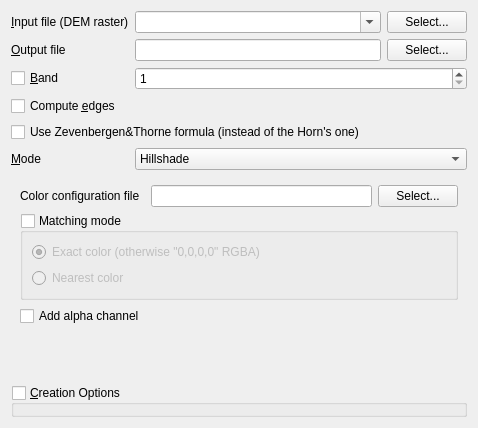
The window that qgis/python/plugins/GdalTools/tools/widgetDEM.ui (sourcepole/qgis) describes before a commit, drawn with Qt 5.
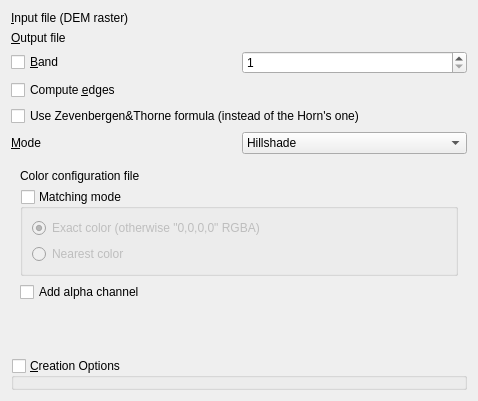
The same window after the commit. The open tabs and pages were chosen to show the change. Custom widgets are drawn as their Qt base class.

Commit message: avoid changes of the input layer when layers in canvas changed

The edit to the form file:
```diff
--- a/qgis/python/plugins/GdalTools/tools/widgetDEM.ui
+++ b/qgis/python/plugins/GdalTools/tools/widgetDEM.ui
@@ -7,7 +7,7 @@
     <x>0</x>
     <y>0</y>
     <width>478</width>
-    <height>428</height>
+    <height>401</height>
    </rect>
   </property>
   <property name="sizePolicy">
@@ -28,68 +28,20 @@
         <string>&amp;Input file (DEM raster)</string>
        </property>
        <property name="buddy">
-        <cstring>selectInputFileButton</cstring>
+        <cstring>inSelector</cstring>
        </property>
       </widget>
      </item>
-     <item row="0" column="1">
-      <layout class="QHBoxLayout" name="horizontalLayout">
-       <item>
-        <widget class="QComboBox" name="inputLayerCombo">
-         <property name="sizePolicy">
-          <sizepolicy hsizetype="Expanding" vsizetype="Fixed">
-           <horstretch>0</horstretch>
-           <verstretch>0</verstretch>
-          </sizepolicy>
-         </property>
-         <property name="editable">
-          <bool>true</bool>
-         </property>
-         <property name="insertPolicy">
-          <enum>QComboBox::NoInsert</enum>
-         </property>
-        </widget>
-       </item>
-       <item>
-        <widget class="QPushButton" name="selectInputFileButton">
-         <property name="text">
-          <string>Select...</string>
-         </property>
-        </widget>
-       </item>
-      </layout>
-     </item>
      <item row="1" column="0">
       <widget class="QLabel" name="label_2">
        <property name="text">
         <string>&amp;Output file</string>
        </property>
        <property name="buddy">
-        <cstring>selectOutputFileButton</cstring>
+        <cstring>outSelector</cstring>
        </property>
       </widget>
      </item>
-     <item row="1" column="1">
-      <layout class="QHBoxLayout" name="horizontalLayout_2">
-       <item>
-        <widget class="QLineEdit" name="outputFileEdit">
-         <property name="minimumSize">
-          <size>
-           <width>100</width>
-           <height>0</height>
-          </size>
-         </property>
-        </widget>
-       </item>
-       <item>
-        <widget class="QPushButton" name="selectOutputFileButton">
-         <property name="text">
-          <string>Select...</string>
-         </property>
-        </widget>
-       </item>
-      </layout>
-     </item>
      <item row="2" column="0">
       <widget class="QCheckBox" name="bandCheck">
        <property name="text">
@@ -176,6 +128,12 @@
        </property>
       </widget>
      </item>
+     <item row="0" column="1">
+      <widget class="GdalToolsInOutSelector" name="inSelector" native="true"/>
+     </item>
+     <item row="1" column="1">
+      <widget class="GdalToolsInOutSelector" name="outSelector" native="true"/>
+     </item>
     </layout>
    </item>
    <item>
@@ -366,27 +324,6 @@
          </property>
         </widget>
        </item>
-       <item row="0" column="1">
-        <layout class="QHBoxLayout" name="horizontalLayout_3">
-         <item>
-          <widget class="QLineEdit" name="colorConfigFileEdit">
-           <property name="minimumSize">
-            <size>
-             <width>100</width>
-             <height>0</height>
-            </size>
-           </property>
-          </widget>
-         </item>
-         <item>
-          <widget class="QPushButton" name="colorSelectConfigFileButton">
-           <property name="text">
-            <string>Select...</string>
-           </property>
-          </widget>
-         </item>
-        </layout>
-       </item>
        <item row="1" column="0" colspan="2">
         <widget class="QGroupBox" name="colorMatchGroupBox">
          <property name="title">
@@ -442,6 +379,9 @@
          </property>
         </spacer>
        </item>
+       <item row="0" column="1">
+        <widget class="GdalToolsInOutSelector" name="configSelector" native="true"/>
+       </item>
       </layout>
      </widget>
      <widget class="QWidget" name="page_5"/>
@@ -479,6 +419,12 @@
    <header>optionsTable</header>
    <container>1</container>
   </customwidget>
+  <customwidget>
+   <class>GdalToolsInOutSelector</class>
+   <extends>QWidget</extends>
+   <header>inOutSelector</header>
+   <container>1</container>
+  </customwidget>
  </customwidgets>
  <resources/>
  <connections>
```
The commit also changes 41 other files.
